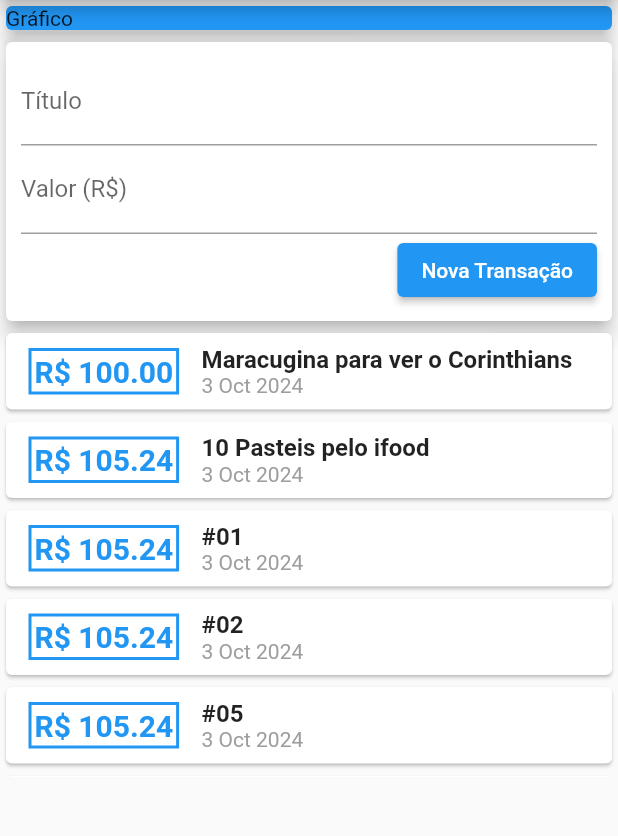
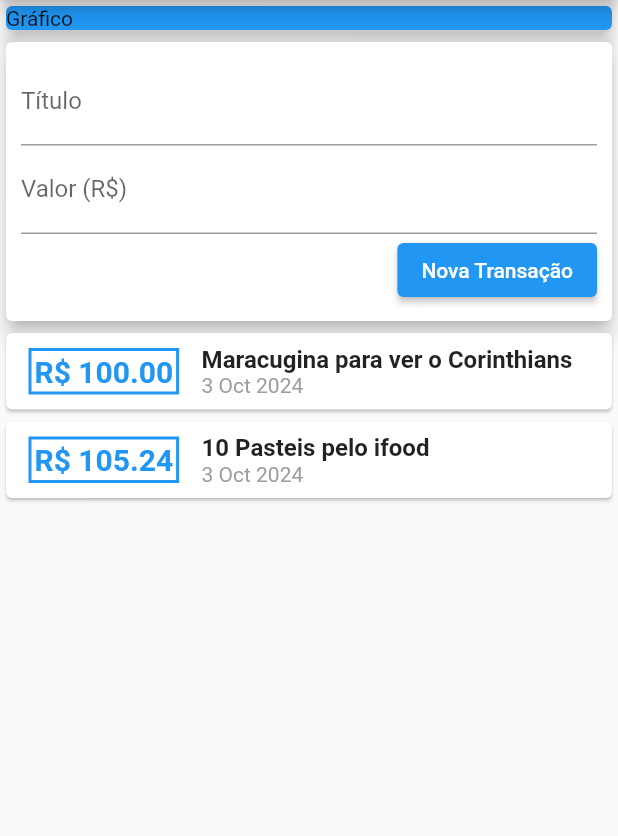
Before and after one commit to GilRossi/DespesasPessoais, a Flutter app: the screen it shows after launch, after a tap on "Nova Transação", on a phone screen of 412 x 824 dp, the part 84-920 px from its top. Run offline on Flutter 3.47's test engine with Material 2 defaults, Android fonts, the phone set to English and light mode, and no system bars.

```diff
--- a/lib/components/transaction_user.dart
+++ b/lib/components/transaction_user.dart
@@ -28,36 +28,6 @@ class _TransactionUserState extends State<TransactionUser> {
       value: 105.24,
       date: DateTime.now(),
     ),
-    Transaction(
-      id: 't3',
-      title: '#01',
-      value: 105.24,
-      date: DateTime.now(),
-    ),
-    Transaction(
-      id: 't3',
-      title: '#02',
-      value: 105.24,
-      date: DateTime.now(),
-    ),
-    Transaction(
-      id: 't4',
-      title: '#05',
-      value: 105.24,
-      date: DateTime.now(),
-    ),
-    Transaction(
-      id: 't5',
-      title: '#06',
-      value: 105.24,
-      date: DateTime.now(),
-    ),
-    Transaction(
-      id: 't6',
-      title: '#07',
-      value: 105.24,
-      date: DateTime.now(),
-    ),
   ];
 
   _addTransaction(String title, double value) {
--- a/lib/components/transactions_form.dart
+++ b/lib/components/transactions_form.dart
@@ -1,4 +1,4 @@
-// ignore_for_file: use_key_in_widget_constructors, prefer_const_constructors
+// ignore_for_file: use_key_in_widget_constructors, prefer_const_constructors, sort_child_properties_last
 import 'package:flutter/material.dart';
 
 class TransactionForm extends StatelessWidget {
@@ -8,6 +8,17 @@ class TransactionForm extends StatelessWidget {
   final void Function(String, double) onSubmit;
 
   TransactionForm(this.onSubmit);
+
+  _submitForm() {
+    final title = tittleController.text;
+    final value = double.tryParse(valueController.text) ?? 0.0;
+
+    if (title.isEmpty || value <= 0) {
+      return;
+    }
+
+    onSubmit(title, value);
+  }
 
   @override
   Widget build(BuildContext context) {
@@ -19,11 +30,14 @@ class TransactionForm extends StatelessWidget {
           children: <Widget>[
             TextField(
               controller: tittleController,
+              onSubmitted: (_) => _submitForm(),
               decoration: InputDecoration(
                 labelText: 'Título',
               ),
             ),
             TextField(
+              keyboardType: TextInputType.numberWithOptions(decimal: true),
+              onSubmitted: (_) => _submitForm(),
               controller: valueController,
               decoration: InputDecoration(
                 labelText: 'Valor (R\$)',
@@ -36,11 +50,7 @@ class TransactionForm extends StatelessWidget {
                   child: Text(
                     'Nova Transação',
                   ),
-                  onPressed: () {
-                    final title = tittleController.text;
-                    final value = double.tryParse(valueController.text) ?? 0.0;
-                    onSubmit(title, value);
-                  },
+                  onPressed: _submitForm,
                 ),
               ],
             ),
```
